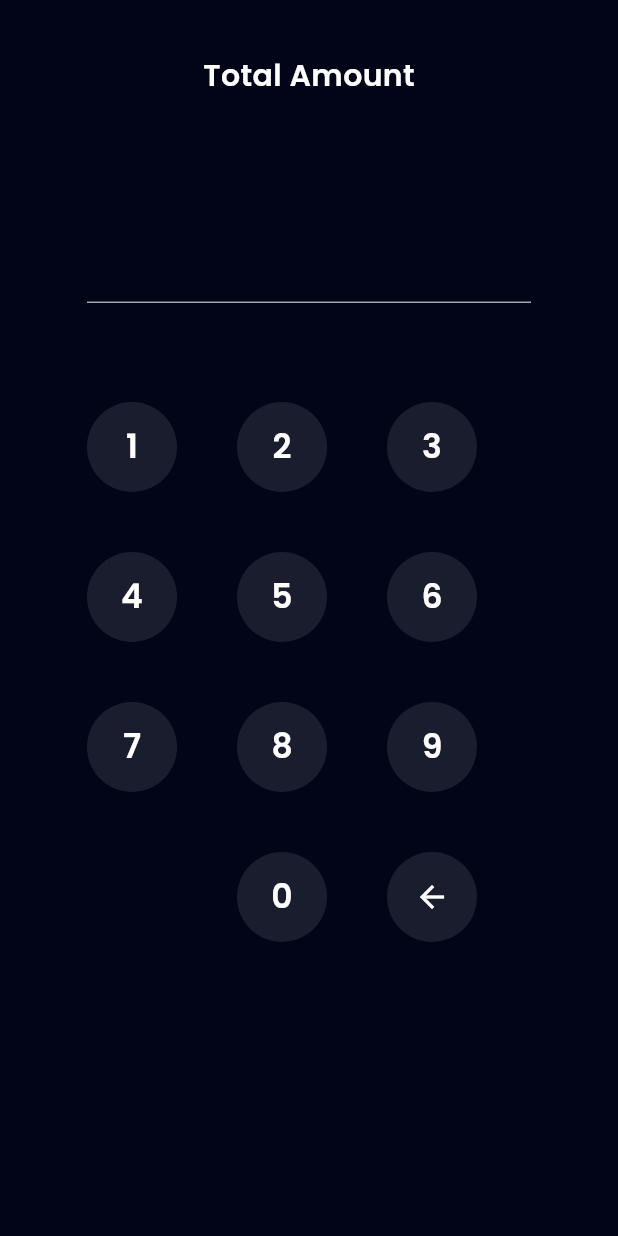
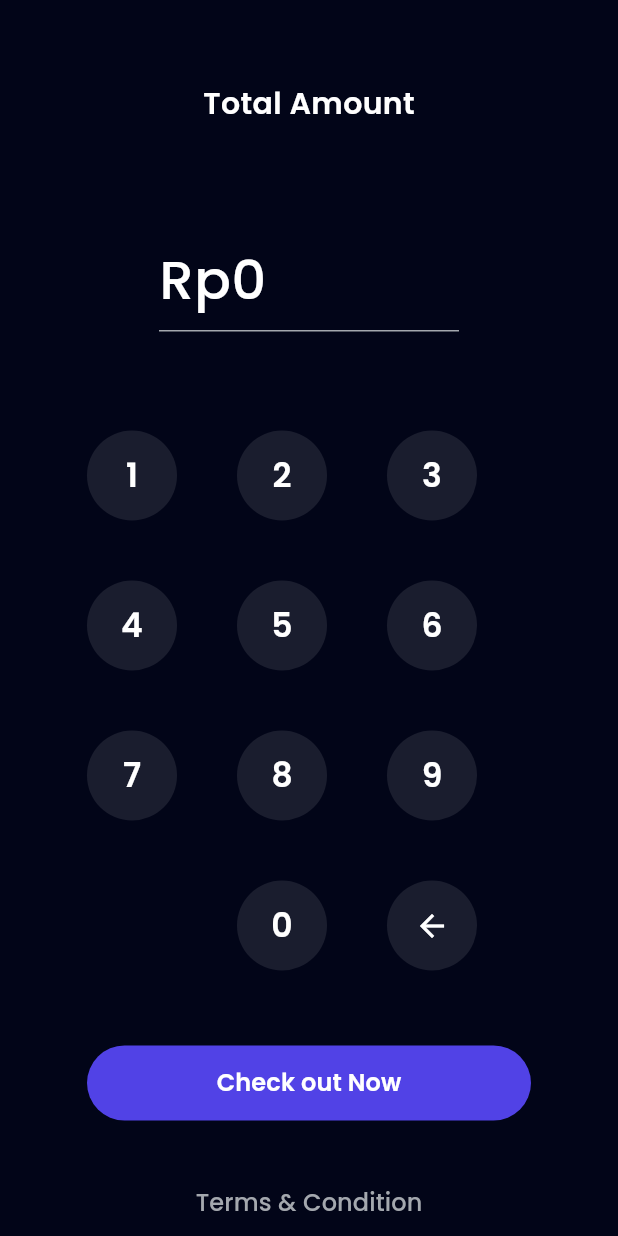
Before and after one commit to yowxy/E-Wallet, a Flutter app: the TopUpAmountPage screen opened by its route, after a tap on the "arrow back" icon, on a phone screen of 412 x 824 dp. Run offline on Flutter 3.47's test engine with Material 3 defaults, Android fonts, the light colour scheme and no system bars; our stand-ins replace carousel_slider, google_fonts.

Commit message:
slicing topup amount pages part 2

```diff
--- a/lib/ui/pages/topup_amount_pages.dart
+++ b/lib/ui/pages/topup_amount_pages.dart
@@ -10,18 +10,26 @@ class TopUpAmountPage extends StatefulWidget {
 }
 
 class _TopupAmountPageState extends State<TopUpAmountPage> {
-  final TextEditingController amountController = TextEditingController(text: '');
+  final TextEditingController amountController =
+      TextEditingController(text: '0');
 
-  void addAmount(String number) {
+  addAmount(String number) {
+    if (amountController.text == '0') {
+      amountController.text = '';
+    }
     setState(() {
       amountController.text = amountController.text + number;
     });
   }
 
-  void deleteAmount() {
+  deleteAmount() {
     if (amountController.text.isNotEmpty) {
       setState(() {
-        amountController.text = amountController.text.substring(0, amountController.text.length - 1);
+        amountController.text = amountController.text
+            .substring(0, amountController.text.length - 1);
+        if (amountController.text == '') {
+          amountController.text = '0';
+        }
       });
     }
   }
@@ -33,7 +41,9 @@ class _TopupAmountPageState extends State<TopUpAmountPage> {
       body: ListView(
         padding: const EdgeInsets.symmetric(horizontal: 58),
         children: [
-          const SizedBox(height: 36),
+          const SizedBox(
+            height: 55
+          ),
           Center(
             child: Text(
               'Total Amount',
@@ -44,7 +54,8 @@ class _TopupAmountPageState extends State<TopUpAmountPage> {
             ),
           ),
           const SizedBox(height: 67),
-          SizedBox(
+          Align(
+            child: SizedBox(
               width: 200,
               child: TextFormField(
                 controller: amountController,
@@ -64,6 +75,7 @@ class _TopupAmountPageState extends State<TopUpAmountPage> {
                   ),
                   disabledBorder: UnderlineInputBorder(
                     borderSide: BorderSide(color: greyColor),
+                  ),
                 ),
               ),
             ),
@@ -106,6 +118,20 @@ class _TopupAmountPageState extends State<TopUpAmountPage> {
               ),
             ],
           ),
+          const SizedBox(
+            height: 50,
+          ),
+          CustomFilledButtom(
+            title: 'Check out Now',
+            onPressed: () {},
+          ),
+          const SizedBox(
+            height: 30,
+          ),
+          CustomTextButton(title: 'Terms & Condition'),
+          const SizedBox(
+            height: 40,
+          ),
         ],
       ),
     );
```
Lines whose indentation alone changed are shown as unchanged.
